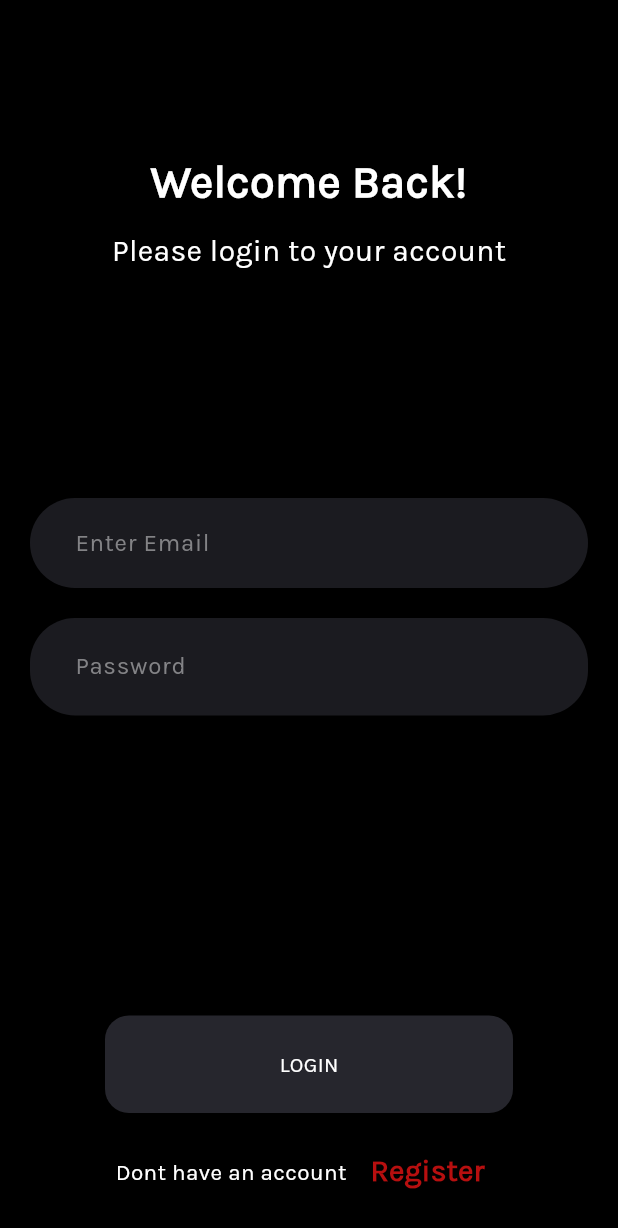
After one commit to Riyam224/restaurant_app_mega, a Flutter app: the LoginView screen opened by its route, on a phone screen of 412 x 824 dp. The commit adds this screen. Shown: the top 1228 px of the screen. Run offline on Flutter 3.47's test engine with Material 3 defaults, Android fonts, the phone set to English and light mode, and no system bars.

Commit message:
registeration views

```diff
--- a/lib/core/helper_functions/on_general_routes.dart
+++ b/lib/core/helper_functions/on_general_routes.dart
@@ -1,3 +1,5 @@
+import 'package:final_project/features/auth/presentation/views/login_view.dart';
+import 'package:final_project/features/auth/presentation/views/register_view.dart';
 import 'package:final_project/features/home/presentation/views/home_view.dart';
 import 'package:final_project/features/on_boarding/presentation/views/on_boarding_view.dart';
 import 'package:final_project/features/splash/presentation/views/splash_view.dart';
@@ -5,14 +7,22 @@ import 'package:flutter/material.dart';
 
 Route<dynamic> onGenerateRoute(RouteSettings settings) {
   switch (settings.name) {
+    // todo splash view
+
     case SplashView.routeName:
       return MaterialPageRoute(builder: (context) => const SplashView());
+    // todo onBoarding  view
+    case OnBoardingView.routeName:
+      return MaterialPageRoute(builder: (context) => const OnBoardingView());
+    //  todo auth views
+    case LoginView.routeName:
+      return MaterialPageRoute(builder: (context) => LoginView());
 
-    case OnBoardingView.routeName:
-      return MaterialPageRoute(builder: (context) => OnBoardingView());
-
+    case RegisterView.routeName:
+      return MaterialPageRoute(builder: (context) => RegisterView());
+    // todo home view
     case HomeView.routeName:
-      return MaterialPageRoute(builder: (context) => HomeView());
+      return MaterialPageRoute(builder: (context) => const HomeView());
 
     default:
       return MaterialPageRoute(builder: (context) => const Scaffold());
--- /dev/null
+++ b/lib/features/auth/presentation/views/login_view.dart
@@ -0,0 +1,153 @@
+// ignore_for_file: prefer_const_constructors
+
+import 'package:final_project/features/auth/presentation/views/register_view.dart';
+import 'package:flutter/cupertino.dart';
+import 'package:flutter/material.dart';
+import 'package:flutter/widgets.dart';
+
+class LoginView extends StatelessWidget {
+  const LoginView({super.key});
+
+  static const routeName = 'login';
+
+  @override
+  Widget build(BuildContext context) {
+    return Scaffold(
+        body: Container(
+      width: double.infinity,
+      height: double.infinity,
+      color: Colors.black,
+      child: Padding(
+        padding: const EdgeInsets.only(
+          top: 100,
+          right: 20,
+          left: 20,
+          bottom: 20,
+        ),
+        child: Column(
+          children: [
+            const Text('Welcome Back!',
+                style: TextStyle(
+                  fontWeight: FontWeight.bold,
+                  color: Colors.white,
+                  fontSize: 30,
+                )),
+            const SizedBox(
+              height: 10,
+            ),
+            const Text(
+              'Please login to your account',
+              style: TextStyle(
+                color: Colors.white,
+                fontSize: 20,
+              ),
+            ),
+            const SizedBox(
+              height: 150,
+            ),
+            Container(
+              //
+              height: 60,
+              decoration: BoxDecoration(
+                color: Color(0xff1b1b20),
+                borderRadius: BorderRadius.circular(30),
+              ),
+              child: Padding(
+                padding: const EdgeInsets.symmetric(
+                  horizontal: 30,
+                ),
+                child: Center(
+                  child: TextField(
+                    decoration: InputDecoration(
+                      hintText: 'Enter Email',
+                      hintStyle: TextStyle(
+                        color: Color(0xff838386),
+                      ),
+                      border: InputBorder.none,
+                    ),
+                  ),
+                ),
+              ),
+            ),
+            SizedBox(
+              height: 20,
+            ),
+            Container(
+              height: 65,
+              decoration: BoxDecoration(
+                color: Color(0xff1b1b20),
+                borderRadius: BorderRadius.circular(30),
+              ),
+              child: Padding(
+                padding: const EdgeInsets.symmetric(
+                  horizontal: 30,
+                ),
+                child: Center(
+                  child: TextField(
+                    decoration: InputDecoration(
+                      hintText: 'Password',
+                      hintStyle: TextStyle(
+                        color: Color(0xff838386),
+                      ),
+                      border: InputBorder.none,
+                    ),
+                  ),
+                ),
+              ),
+            ),
+            SizedBox(
+              height: 200,
+            ),
+            Padding(
+              padding: const EdgeInsets.symmetric(horizontal: 50),
+              child: Container(
+                height: 65,
+                decoration: BoxDecoration(
+                  color: Color(0xff26262d),
+                  borderRadius: BorderRadius.circular(16),
+                ),
+                child: Center(
+                  child: Text(
+                    'LOGIN',
+                    style: TextStyle(
+                      color: Colors.white,
+                    ),
+                  ),
+                ),
+              ),
+            ),
+            const SizedBox(
+              height: 15,
+            ),
+            Row(
+              mainAxisAlignment: MainAxisAlignment.center,
+              children: [
+                Text(
+                  'Dont have an account ',
+                  style: TextStyle(
+                    fontSize: 15,
+                    color: Colors.white,
+                  ),
+                ),
+                TextButton(
+                  onPressed: () {
+                    Navigator.pushReplacementNamed(
+                        context, RegisterView.routeName);
+                  },
+                  child: Text(
+                    'Register',
+                    style: TextStyle(
+                      fontSize: 20,
+                      fontWeight: FontWeight.bold,
+                      color: Color(0xffb70f0f),
+                    ),
+                  ),
+                ),
+              ],
+            )
+          ],
+        ),
+      ),
+    ));
+  }
+}
```
Also changed, not shown: lib/features/auth/presentation/views/register_view.dart (added, +205 -0 lines), lib/features/on_boarding/presentation/views/on_boarding_view.dart (+19 -1 lines), lib/main.dart (+5 -5 lines), pubspec.yaml (+8 -15 lines), assets/fonts/Karla-Regular.ttf (added), assets/images/on_b1.jpg (added), pubspec.lock, 1 other file.
